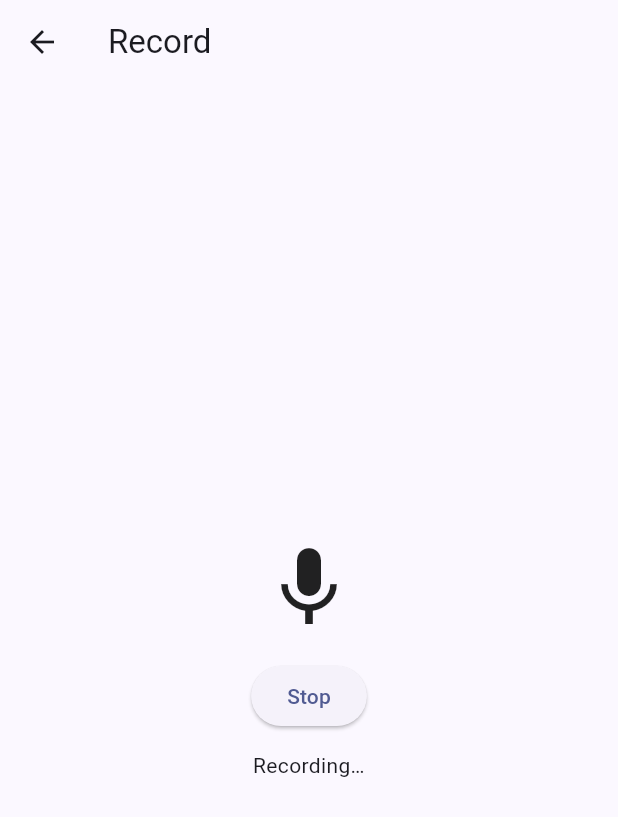
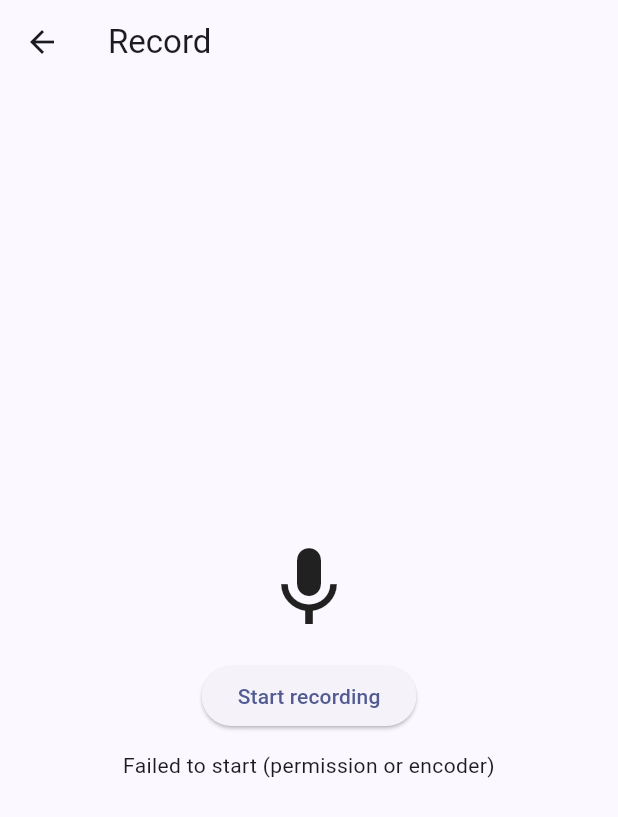
Before and after one commit to tscherrie/vmcast, a Flutter app: the RecordScreen screen opened by its route, after a tap on "Start recording", on a phone screen of 412 x 824 dp. Shown: the top 817 px of the screen. Run offline on Flutter 3.47's test engine with Material 3 defaults, Android fonts, the phone set to English and light mode, and no system bars; our stand-ins replace go_router, just_audio; missing offline and left inert: audio_session, record.

Commit message:
fix(ios): use record.hasPermission; add UI status for start/stop errors

```diff
--- a/lib/screens/record_screen.dart
+++ b/lib/screens/record_screen.dart
@@ -13,6 +13,7 @@ class _RecordScreenState extends State<RecordScreen> {
   final RecordingService _recording = RecordingService();
   String? _currentPath;
   bool _isRecording = false;
+  String _status = '';
 
   @override
   Widget build(BuildContext context) {
@@ -28,12 +29,15 @@ class _RecordScreenState extends State<RecordScreen> {
               ElevatedButton(
                 onPressed: () async {
                   final path = await _recording.start();
-                  if (path != null) {
-                    setState(() {
+                  setState(() {
+                    if (path != null) {
                       _currentPath = path;
                       _isRecording = true;
-                    });
-                  }
+                      _status = 'Recording…';
+                    } else {
+                      _status = 'Failed to start (permission or encoder)';
+                    }
+                  });
                 },
                 child: const Text('Start recording'),
               )
@@ -44,16 +48,16 @@ class _RecordScreenState extends State<RecordScreen> {
                   setState(() {
                     _currentPath = path ?? _currentPath;
                     _isRecording = false;
+                    _status = 'Saved';
                   });
                 },
                 child: const Text('Stop'),
               ),
             const SizedBox(height: 12),
-            if (_currentPath != null)
-              Text(
-                _isRecording ? 'Recording…' : 'Saved: $_currentPath',
-                textAlign: TextAlign.center,
-              ),
+            Text(
+              _currentPath == null ? _status : (_isRecording ? 'Recording…' : 'Saved: $_currentPath'),
+              textAlign: TextAlign.center,
+            ),
           ],
         ),
       ),
--- a/lib/services/recording_service.dart
+++ b/lib/services/recording_service.dart
@@ -1,15 +1,14 @@
 import 'dart:io';
 
 import 'package:path_provider/path_provider.dart';
-import 'package:permission_handler/permission_handler.dart';
 import 'package:record/record.dart';
 
 class RecordingService {
   final AudioRecorder _recorder = AudioRecorder();
 
   Future<bool> ensurePermissions() async {
-    final mic = await Permission.microphone.request();
-    return mic.isGranted;
+    final has = await _recorder.hasPermission();
+    return has;
   }
 
   Future<String> _nextFilePath() async {
@@ -23,6 +22,7 @@ class RecordingService {
   Future<String?> start() async {
     if (!await ensurePermissions()) return null;
     final path = await _nextFilePath();
+    try {
       await _recorder.start(
         const RecordConfig(
           encoder: AudioEncoder.aacLc,
@@ -33,6 +33,9 @@ class RecordingService {
         path: path,
       );
       return path;
+    } catch (_) {
+      return null;
+    }
   }
 
   Future<String?> stop() => _recorder.stop();
```
Also changed, not shown: 2 other files. Lines whose indentation alone changed are shown as unchanged.
